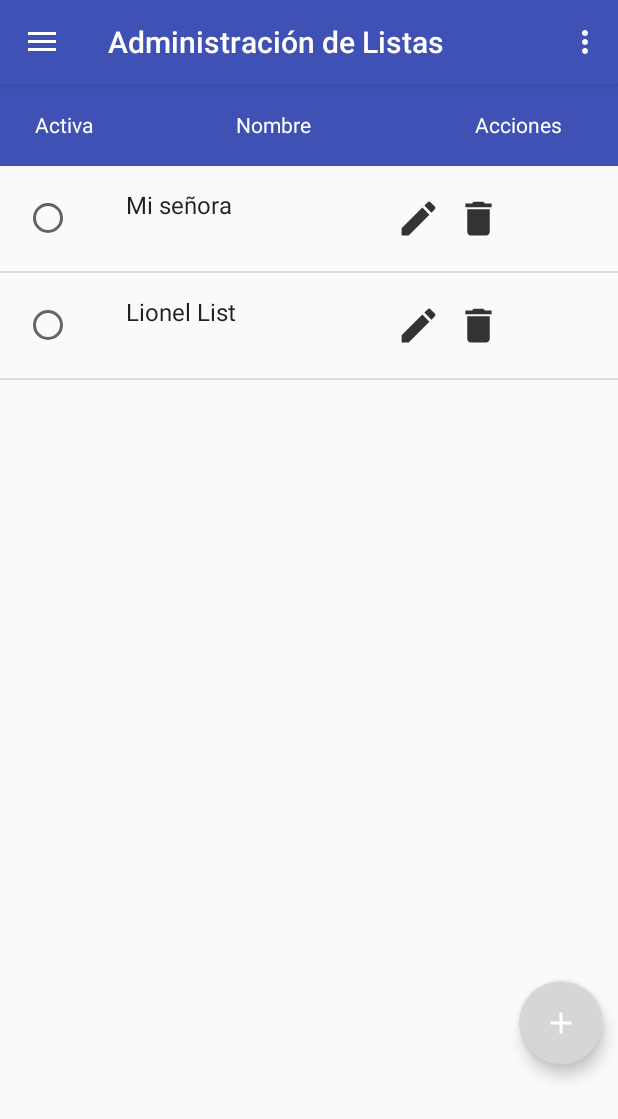
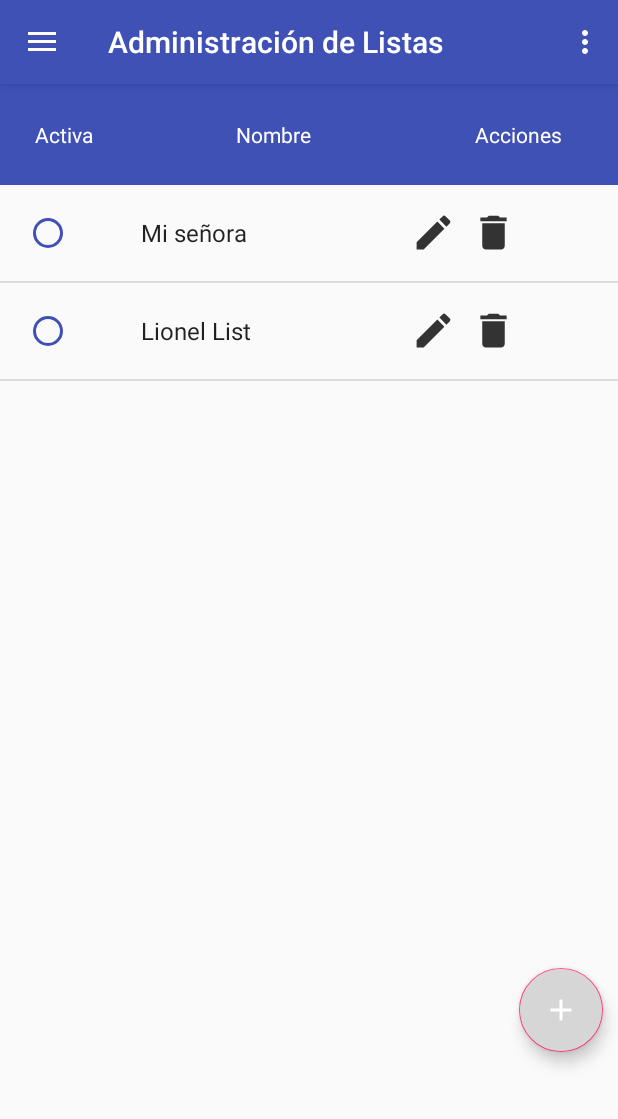
Before and after one commit to nsatragno/smartcart, an Android app: the fragment ListaUsuarioFragment placed in its activity, on a phone screen of 412 x 824 dp. Shown: the top 1119 px of the screen. Run offline under Robolectric (Android 15) with nearby library versions, the phone set to English and light mode, and no system bars; 2 statements that could not run were skipped.

Commit message:
Arreglos resize Pantallas

```diff
--- a/app/app/src/main/res/layout/fragment_lista_activa.xml
+++ b/app/app/src/main/res/layout/fragment_lista_activa.xml
@@ -1,11 +1,11 @@
 <?xml version="1.0" encoding="utf-8"?>
 
-<LinearLayout xmlns:tools="http://schemas.android.com/tools"
+<LinearLayout xmlns:android="http://schemas.android.com/apk/res/android"
+    xmlns:tools="http://schemas.android.com/tools"
     android:layout_height="match_parent"
     android:layout_width="match_parent"
     android:orientation="vertical"
-    android:weightSum="6"
-    xmlns:android="http://schemas.android.com/apk/res/android">
+    android:weightSum="6">
 
     <LinearLayout
         android:layout_width="match_parent"
--- a/app/app/src/main/res/layout/fragment_lista_usuario.xml
+++ b/app/app/src/main/res/layout/fragment_lista_usuario.xml
@@ -1,15 +1,14 @@
 <?xml version="1.0" encoding="utf-8"?>
-<LinearLayout xmlns:app="http://schemas.android.com/apk/res-auto"
+
+<LinearLayout xmlns:android="http://schemas.android.com/apk/res/android"
     xmlns:tools="http://schemas.android.com/tools"
     android:layout_height="match_parent"
     android:layout_width="match_parent"
     android:orientation="vertical"
-    android:weightSum="6"
-    xmlns:android="http://schemas.android.com/apk/res/android">
-
+    android:weightSum="6">
     <LinearLayout
         android:layout_width="match_parent"
-        android:layout_height="20dp"
+        android:layout_height="30dp"
         android:layout_weight="1"
         android:orientation="horizontal"
         android:weightSum="3">
@@ -55,7 +54,7 @@
         android:id="@+id/lista_usuario"
         android:name="ar.com.smartcart.smartcart.ListaUsuarioFragment"
         android:layout_width="match_parent"
-        android:layout_height="474dp"
+        android:layout_height="447dp"
         android:layout_centerHorizontal="true"
         android:layout_weight="2"
         android:fadeScrollbars="false"
@@ -69,7 +68,7 @@
         android:layout_gravity="end"
         android:layout_marginRight="10dp"
         android:layout_marginBottom="10dp"
-        android:src="@drawable/ic_new_white_24dp"
-        app:backgroundTint="@color/zxing_viewfinder_laser" />
+        android:backgroundTint="@color/zxing_viewfinder_laser"
+        android:src="@drawable/ic_new_white_24dp" />
 
 </LinearLayout>
--- a/app/app/src/main/res/layout/fragment_lista_usuario_row.xml
+++ b/app/app/src/main/res/layout/fragment_lista_usuario_row.xml
@@ -10,15 +10,15 @@
         android:layout_height="wrap_content"
         android:layout_margin="@dimen/text_margin"
         android:layout_gravity="center"
-        android:textAppearance="?attr/textAppearanceListItem" />
+        android:buttonTint="@color/colorPrimary"
+        android:textAppearance="?attr/textAppearanceListItem"/>
 
     <TextView
         android:id="@+id/nombre_lista"
         android:layout_width="160dp"
-        android:layout_height="60dp"
+        android:layout_height="wrap_content"
         android:layout_gravity="center"
-        android:layout_marginTop="10dp"
-        android:layout_marginLeft="20dp"
+        android:layout_marginLeft="30dp"
         android:textAppearance="?attr/textAppearanceListItem" />
 
     <ImageView
```
